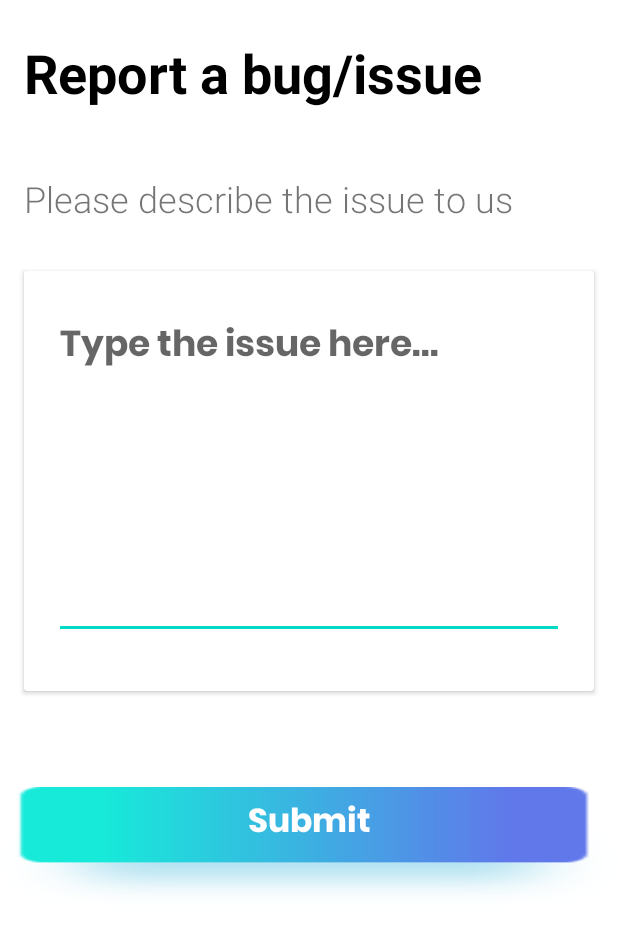
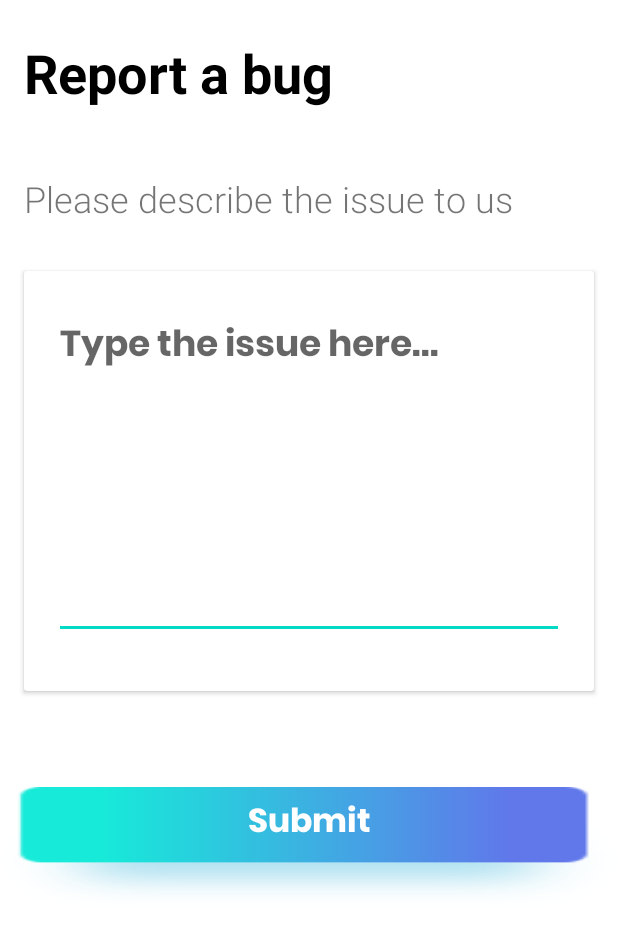
Before and after one commit to leclerc162003/imi_app, an Android app: the bugIssue screen opened directly, with no data from a screen before it, on a phone screen of 412 x 824 dp. Shown: the top 931 px of the screen. Run offline under Robolectric (Android 15) with nearby library versions, the light colour scheme and no system bars; our stand-ins replace Firebase (no records; nobody signed in at launch, a user with empty details on screens opened directly); Roboto replaces fonts that are not available here.

Commit message:
Update the ui

```diff
--- a/app/src/main/res/layout/activity_bug_issue.xml
+++ b/app/src/main/res/layout/activity_bug_issue.xml
@@ -74,13 +74,13 @@
         android:layout_height="50dp"
         android:layout_marginStart="16dp"
         android:layout_marginTop="24dp"
-        android:text="Report a bug/issue"
+        android:text="Report a bug"
         android:textColor="@color/black"
         android:textSize="36sp"
         android:textStyle="bold"
         app:layout_constraintStart_toStartOf="parent"
         app:layout_constraintTop_toTopOf="parent"
-        tools:text="Report a bug/issue" />
+        tools:text="Report a bug" />
 
     <TextView
         android:id="@+id/textView13"
--- a/app/src/main/res/layout/activity_message.xml
+++ b/app/src/main/res/layout/activity_message.xml
@@ -22,7 +22,7 @@
         android:layout_height="40dp"
         android:layout_marginStart="16dp"
         android:layout_marginEnd="44dp"
-        android:layout_marginBottom="16dp"
+        android:layout_marginBottom="4dp"
         android:background="@drawable/custom_input"
         android:drawableStart="@drawable/ic_baseline_message_24"
         android:drawablePadding="12dp"
```
Also changed, not shown: app/src/main/res/layout/activity_trending_chat.xml (+13 -2 lines).
